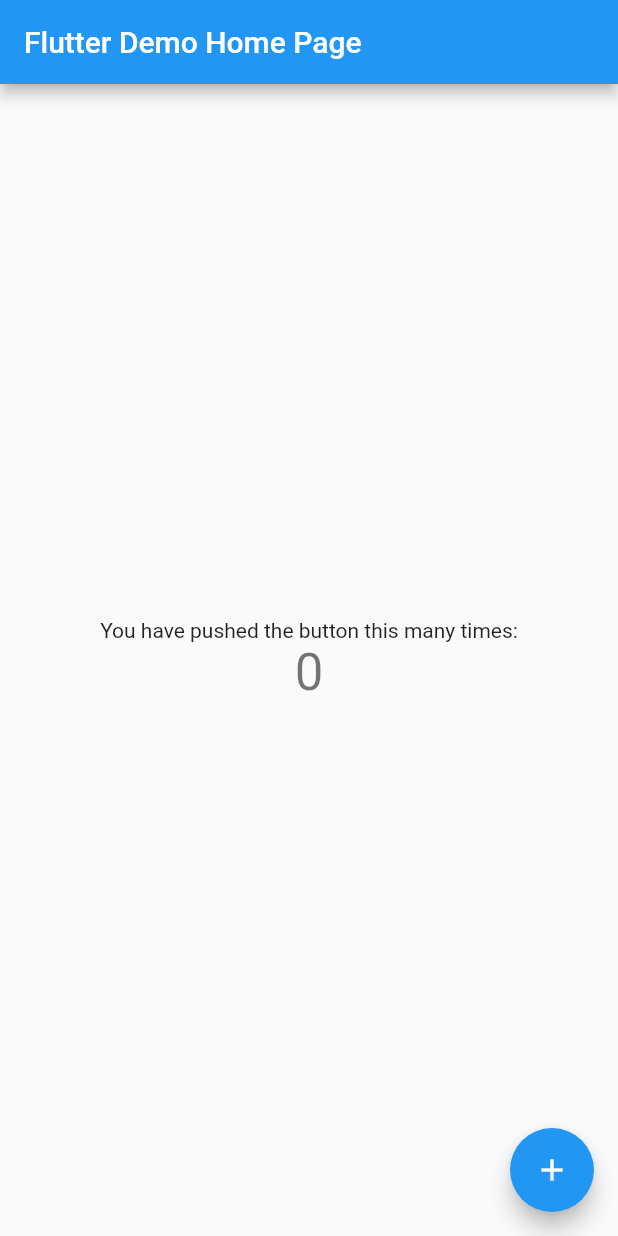
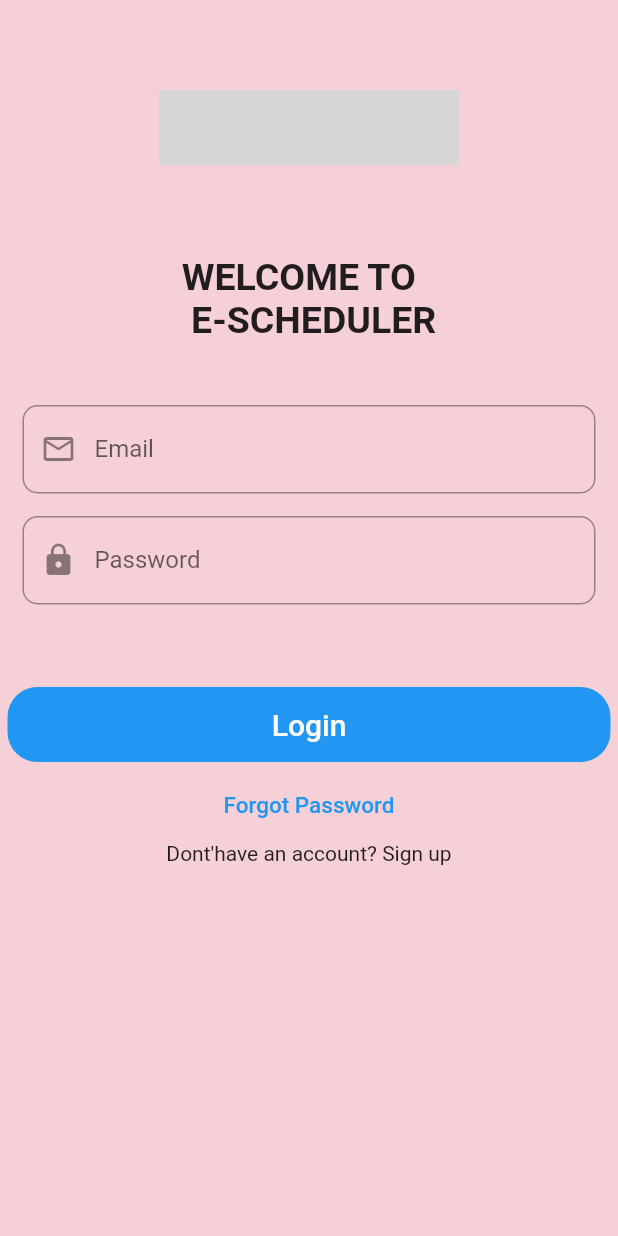
Before and after one commit to abhisheshm/FlairFlutterApp, a Flutter app: the screen it shows after launch, on a phone screen of 412 x 824 dp. Run offline on Flutter 3.47's test engine with Material 2 defaults, Android fonts, the phone set to English and light mode, and no system bars; grey boxes are pictures that could not be loaded.

Commit message:
login page Ui

```diff
--- a/lib/main.dart
+++ b/lib/main.dart
@@ -1,115 +1,6 @@
+import 'package:flair_app/screens/login.dart';
 import 'package:flutter/material.dart';
 
 void main() {
-  runApp(const MyApp());
+  runApp( MyApp());
 }
-
-class MyApp extends StatelessWidget {
-  const MyApp({Key? key}) : super(key: key);
-
-  // This widget is the root of your application.
-  @override
-  Widget build(BuildContext context) {
-    return MaterialApp(
-      title: 'Flutter Demo',
-      theme: ThemeData(
-        // This is the theme of your application.
-        //
-        // Try running your application with "flutter run". You'll see the
-        // application has a blue toolbar. Then, without quitting the app, try
-        // changing the primarySwatch below to Colors.green and then invoke
-        // "hot reload" (press "r" in the console where you ran "flutter run",
-        // or simply save your changes to "hot reload" in a Flutter IDE).
-        // Notice that the counter didn't reset back to zero; the application
-        // is not restarted.
-        primarySwatch: Colors.blue,
-      ),
-      home: const MyHomePage(title: 'Flutter Demo Home Page'),
-    );
-  }
-}
-
-class MyHomePage extends StatefulWidget {
-  const MyHomePage({Key? key, required this.title}) : super(key: key);
-
-  // This widget is the home page of your application. It is stateful, meaning
-  // that it has a State object (defined below) that contains fields that affect
-  // how it looks.
-
-  // This class is the configuration for the state. It holds the values (in this
-  // case the title) provided by the parent (in this case the App widget) and
-  // used by the build method of the State. Fields in a Widget subclass are
-  // always marked "final".
-
-  final String title;
-
-  @override
-  State<MyHomePage> createState() => _MyHomePageState();
-}
-
-class _MyHomePageState extends State<MyHomePage> {
-  int _counter = 0;
-
-  void _incrementCounter() {
-    setState(() {
-      // This call to setState tells the Flutter framework that something has
-      // changed in this State, which causes it to rerun the build method below
-      // so that the display can reflect the updated values. If we changed
-      // _counter without calling setState(), then the build method would not be
-      // called again, and so nothing would appear to happen.
-      _counter++;
-    });
-  }
-
-  @override
-  Widget build(BuildContext context) {
-    // This method is rerun every time setState is called, for instance as done
-    // by the _incrementCounter method above.
-    //
-    // The Flutter framework has been optimized to make rerunning build methods
-    // fast, so that you can just rebuild anything that needs updating rather
-    // than having to individually change instances of widgets.
-    return Scaffold(
-      appBar: AppBar(
-        // Here we take the value from the MyHomePage object that was created by
-        // the App.build method, and use it to set our appbar title.
-        title: Text(widget.title),
-      ),
-      body: Center(
-        // Center is a layout widget. It takes a single child and positions it
-        // in the middle of the parent.
-        child: Column(
-          // Column is also a layout widget. It takes a list of children and
-          // arranges them vertically. By default, it sizes itself to fit its
-          // children horizontally, and tries to be as tall as its parent.
-          //
-          // Invoke "debug painting" (press "p" in the console, choose the
-          // "Toggle Debug Paint" action from the Flutter Inspector in Android
-          // Studio, or the "Toggle Debug Paint" command in Visual Studio Code)
-          // to see the wireframe for each widget.
-          //
-          // Column has various properties to control how it sizes itself and
-          // how it positions its children. Here we use mainAxisAlignment to
-          // center the children vertically; the main axis here is the vertical
-          // axis because Columns are vertical (the cross axis would be
-          // horizontal).
-          mainAxisAlignment: MainAxisAlignment.center,
-          children: <Widget>[
-            const Text(
-              'You have pushed the button this many times:',
-            ),
-            Text(
-              '$_counter',
-              style: Theme.of(context).textTheme.headline4,
-            ),
-          ],
-        ),
-      ),
-      floatingActionButton: FloatingActionButton(
-        onPressed: _incrementCounter,
-        tooltip: 'Increment',
-        child: const Icon(Icons.add),
-      ), // This trailing comma makes auto-formatting nicer for build methods.
-    );
-  }
-}
--- a/lib/screens/login.dart
+++ b/lib/screens/login.dart
@@ -0,0 +1,122 @@
+import 'package:flutter/cupertino.dart';
+import 'package:flutter/material.dart';
+
+
+class MyApp extends StatelessWidget {
+  @override
+  Widget build(BuildContext context) {
+    return MaterialApp(
+      debugShowCheckedModeBanner: false,
+      home: LoginDemo(),
+    );
+  }
+}
+
+class LoginDemo extends StatefulWidget {
+  @override
+  _LoginDemoState createState() => _LoginDemoState();
+}
+
+class _LoginDemoState extends State<LoginDemo> {
+  @override
+  Widget build(BuildContext context) {
+    return Scaffold(
+      backgroundColor: Color(0xFFF5D0D6),
+     /* appBar: AppBar(
+        title: const Text("Login Page"),
+      ),*/
+      body: SingleChildScrollView(
+        child: Column(
+          children: <Widget>[
+            Padding(
+              padding: const EdgeInsets.only(top: 60.0),
+              child: Center(
+                child: Container(
+                    width: 200,
+                    height: 50,
+                    /*decoration: BoxDecoration(
+                        color: Colors.red,
+                        borderRadius: BorderRadius.circular(50.0)),*/
+                    child: Image.asset('asset/images/flutter-logo.png')),
+              ),
+            ), Padding(
+              padding: const EdgeInsets.only(top: 60.0),
+              child: Center(
+                child: Container(
+                    height: 100,
+                    /*decoration: BoxDecoration(
+                        color: Colors.red,
+                        borderRadius: BorderRadius.circular(50.0)),*/
+                    child: Text("WELCOME TO \n E-SCHEDULER",style: TextStyle(fontSize: 25,fontWeight: FontWeight.bold),)),
+              ),
+            ),
+             Padding(
+              //padding: const EdgeInsets.only(left:15.0,right: 15.0,top:0,bottom: 0),
+              padding: EdgeInsets.symmetric(horizontal: 15),
+              child: TextField(
+                decoration: InputDecoration(
+                    prefixIcon: const Icon(Icons.email_outlined),
+                    border: OutlineInputBorder(
+                      borderRadius:  BorderRadius.circular(10.0),
+                    ),
+                    labelText: 'Email',
+                    hintText: 'Enter valid email id as abc@gmail.com'),
+              ),
+            ),
+             Padding(
+              padding: EdgeInsets.only(
+                  left: 15.0, right: 15.0, top: 15, bottom: 0),
+              //padding: EdgeInsets.symmetric(horizontal: 15),
+              child: TextField(
+
+               // obscureText: true,
+                decoration: InputDecoration(
+                  prefixIcon: const Icon(Icons.lock),
+                    border: OutlineInputBorder(
+                      borderRadius:  BorderRadius.circular(10.0),
+                    ),
+
+                    labelText: 'Password',
+                    hintText: 'Enter secure password'),
+              ),
+            ),
+
+            const SizedBox(
+              height: 50,
+            ),
+            Container(
+              margin: const EdgeInsets.all(5.0),
+              height: 50,
+              width: double.infinity,
+              decoration: BoxDecoration(
+                  color: Colors.blue, borderRadius: BorderRadius.circular(20)),
+              child: FlatButton(
+                onPressed: () {
+                 /* Navigator.push(
+                      context, MaterialPageRoute(builder: (_) => HomePage()));*/
+                },
+                child: const Text(
+                  'Login',
+                  style: TextStyle(color: Colors.white, fontSize: 20),
+                ),
+              ),
+            ),
+            FlatButton(
+              onPressed: (){
+                //TODO FORGOT PASSWORD SCREEN GOES HERE
+              },
+              child: const Text(
+                'Forgot Password',
+                style: TextStyle(color: Colors.blue, fontSize: 15),
+              ),
+            ),
+            const SizedBox(
+              height: 0,
+            ),
+            const Text('Don'"t'have an account? Sign up" )
+          ],
+        ),
+      ),
+    );
+  }
+}
```
Also changed, not shown: lib/utils/colors.dart (added).
